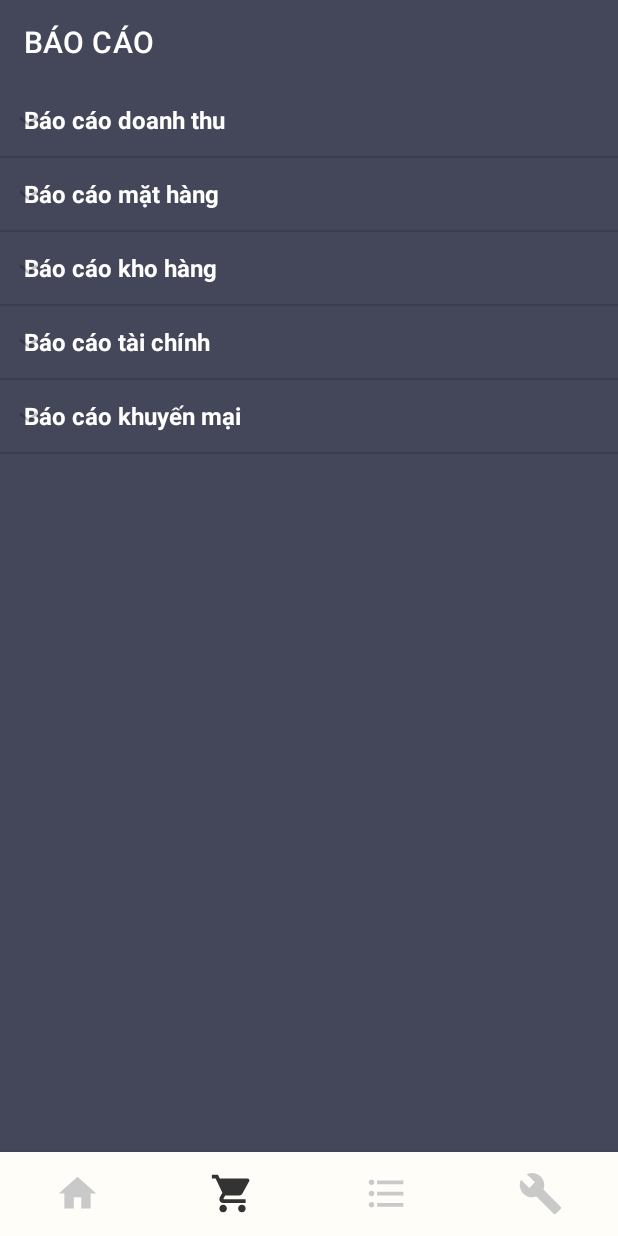
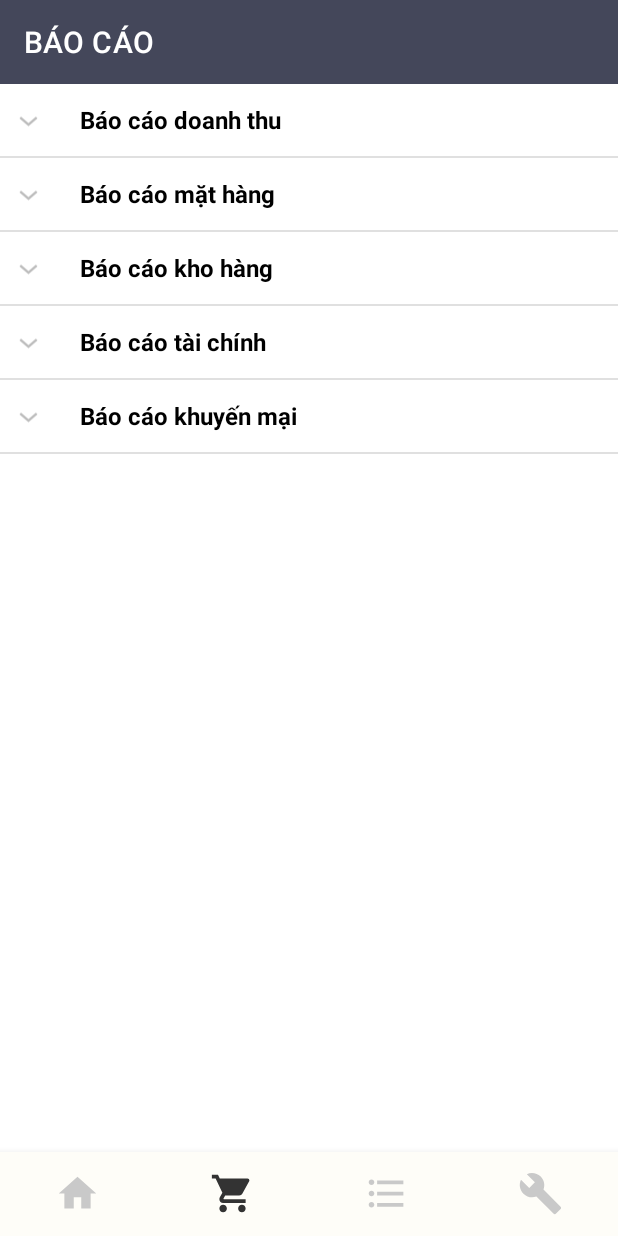
Before and after one commit to vmd2113/coffee-app, an Android app: the screen it shows after launch (MainActivity), item 2 of the bottom bar chosen, on a phone screen of 412 x 824 dp. Run offline under Robolectric (Android 15) with nearby library versions, the phone set to English and light mode, and no system bars.

Commit message:
(Tài)-Sửa view Product thành Báo cáo(e úp lại)

```diff
--- a/app/src/main/java/com/example/coffee/BaoCaoFragment.java
+++ b/app/src/main/java/com/example/coffee/BaoCaoFragment.java
@@ -39,12 +39,13 @@ public class BaoCaoFragment extends Fragment {
         listGroup.add("Báo cáo kho hàng");
         listGroup.add("Báo cáo tài chính");
         listGroup.add("Báo cáo khuyến mại");
+
         // Báo cáo doanh thu
         ArrayList<String> arrayList = new ArrayList<>();
         arrayList.add("Báo cáo doanh thu tổng quan");
         arrayList.add("Báo cáo doanh thu theo nhân viên");
         arrayList.add("Phí dịch vụ");
-        arrayList.add("Hình thức phục vụ");
+        arrayList.add("Hình thức phục vị");
         listChild.put(listGroup.get(0), arrayList);
         //Báo cáo mặt hàng
         ArrayList<String> arrayList1 = new ArrayList<>();
@@ -62,7 +63,7 @@ public class BaoCaoFragment extends Fragment {
         ArrayList<String> arrayList4 = new ArrayList<>();
         arrayList4.add("Chương trình khuyến mại");
         listChild.put(listGroup.get(4), arrayList4);
-        //Hiển thị view
+        //
         adapter = new MainAdapter(listGroup,listChild);
         expandableListView.setAdapter(adapter);
 
--- a/app/src/main/java/com/example/coffee/MainAdapter.java
+++ b/app/src/main/java/com/example/coffee/MainAdapter.java
@@ -57,26 +57,27 @@ public class MainAdapter extends BaseExpandableListAdapter {
 
     @Override
     public View getGroupView(int i, boolean b, View view, ViewGroup viewGroup) {
+        String sGroup = String.valueOf(getGroup(i));
         view = LayoutInflater.from(viewGroup.getContext()).inflate(android.R.layout.simple_list_item_1,viewGroup,false);
         TextView textView = view.findViewById(android.R.id.text1);
-        String sGroup = String.valueOf(getGroup(i));
 
         textView.setText(sGroup);
 
         textView.setTypeface(null, Typeface.BOLD);
 
-        textView.setTextColor(Color.WHITE);
-
+        textView.setTextColor(Color.BLACK);
+        textView.setPadding(80,0,0,0);
         return view;
     }
 
     @Override
     public View getChildView(int i, int i1, boolean b, View view, ViewGroup viewGroup) {
+        String sChild = String.valueOf(getChild(i,i1));
         view = LayoutInflater.from(viewGroup.getContext()).inflate(android.R.layout.simple_list_item_1,viewGroup,false);
         TextView textView = view.findViewById(android.R.id.text1);
-        String sChild = String.valueOf(getChild(i,i1));
+        textView.setTextColor(Color.BLACK);
         textView.setText(sChild);
-        textView.setTextColor(Color.WHITE);
+        textView.setPadding(120,0,0,0);
         textView.setOnClickListener(new View.OnClickListener() {
             @Override
             public void onClick(View view) {
--- a/app/src/main/res/layout/fragment_baocao.xml
+++ b/app/src/main/res/layout/fragment_baocao.xml
@@ -15,6 +15,7 @@
         app:titleTextColor="#FFFFFF">
     </androidx.appcompat.widget.Toolbar>
     <ExpandableListView
+        android:background="#fff"
         android:listSelector="@color/blue"
         android:childDivider="@color/black"
         android:layout_below="@+id/ToolbarBaoCao"
```
